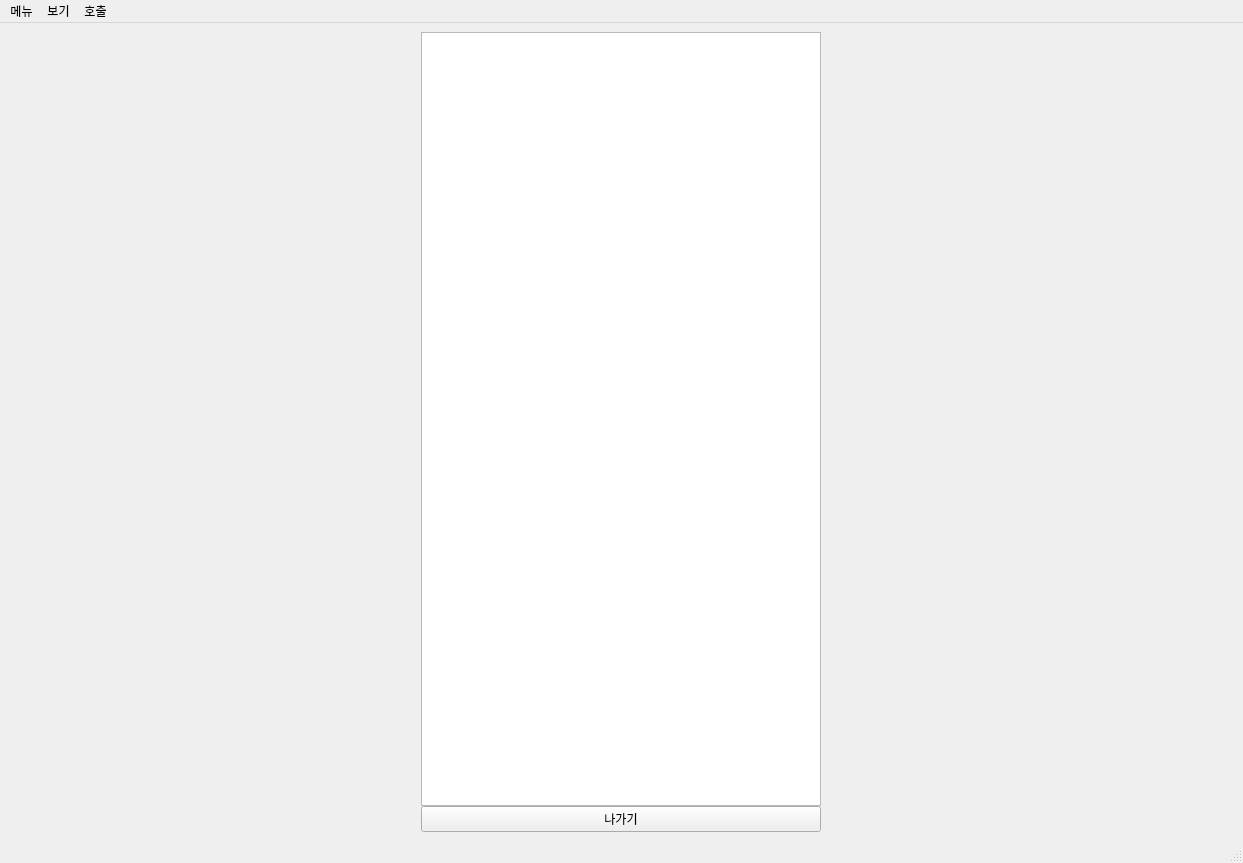
Before: the Qt Designer form main.ui in SSU-DC-DCWZ/ObsCare_Front, drawn with Qt 5.
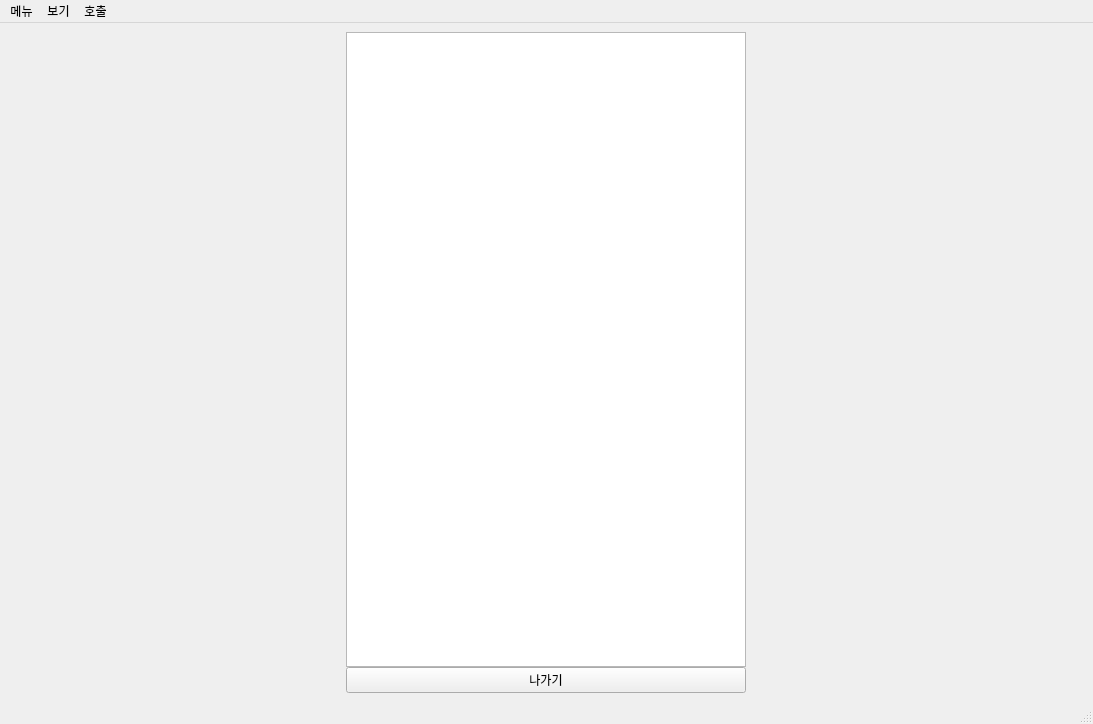
After: the same form once the commit is applied.

Diff of the .ui file:
```diff
--- a/main.ui
+++ b/main.ui
@@ -6,8 +6,8 @@
    <rect>
     <x>0</x>
     <y>0</y>
-    <width>1243</width>
-    <height>863</height>
+    <width>1093</width>
+    <height>724</height>
    </rect>
   </property>
   <property name="minimumSize">
@@ -89,7 +89,7 @@
     <rect>
      <x>0</x>
      <y>0</y>
-     <width>1243</width>
+     <width>1093</width>
      <height>26</height>
     </rect>
    </property>
```
Left out of the diff: 14 changed lines with no effect on the pictures.
